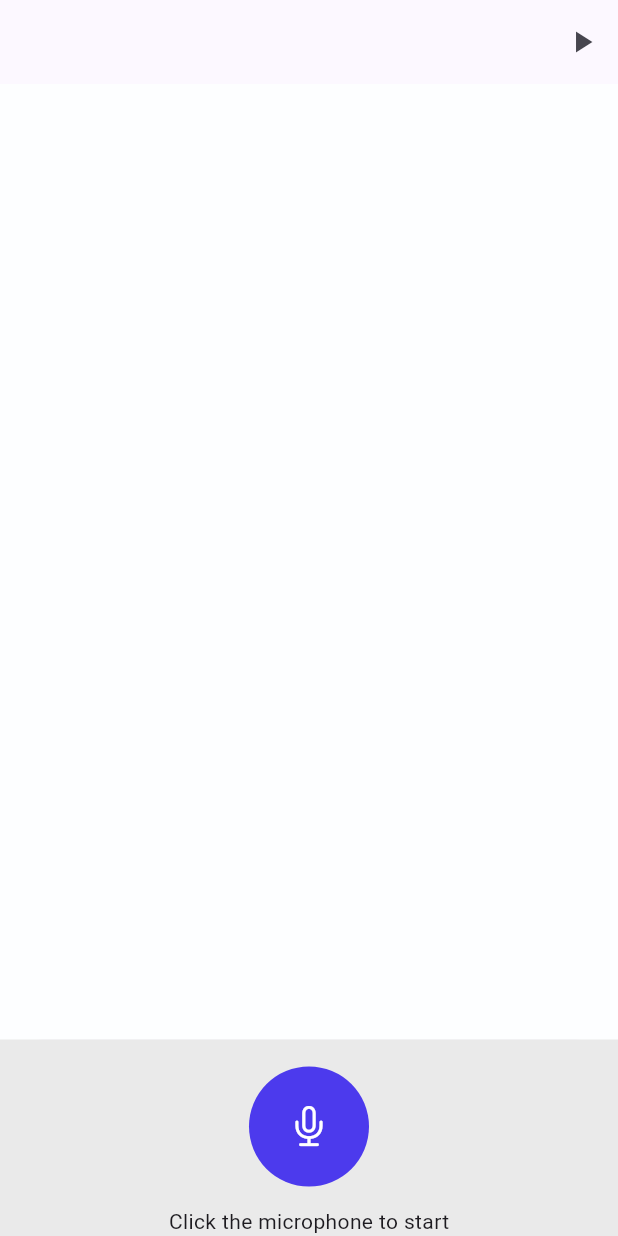
After one commit to AnikethMohan/mocker_ai, a Flutter app: the AIVoiceInterViewScreen screen opened by its route, on a phone screen of 412 x 824 dp. The commit adds this screen. Run offline on Flutter 3.47's test engine with Material 3 defaults, Android fonts, the phone set to English and light mode, and no system bars; our stand-ins replace dotted_border, file_picker, firebase_ai, firebase_core, flutter_tts, get and 2 more; missing offline and left inert: dart:html, syncfusion_flutter_pdf; accounts and stored records are empty.

Commit message:
added interview screen

```diff
--- a/lib/Common/Theme/app_colors.dart
+++ b/lib/Common/Theme/app_colors.dart
@@ -2,6 +2,7 @@ import 'package:flutter/material.dart';
 
 class AppColors {
   static const Color primaryBlue = Color(0xff4c3aed);
+  static const Color disabledBlue = Color(0xffA69DF7);
   static Color grey = Colors.grey[400] ?? Colors.grey;
   static Color subTitleColor = Colors.grey[500] ?? Colors.grey;
   static const Color mintGreen = Color(0xff34BE86);
--- /dev/null
+++ b/lib/app/AIVoiceInterViewScreen/view/ai_voice_interview_view.dart
@@ -0,0 +1,180 @@
+import 'package:flutter/cupertino.dart';
+import 'package:flutter/foundation.dart' show kIsWeb;
+import 'package:flutter/material.dart';
+import 'package:get/get.dart';
+import 'package:mocker_ai/Common/Theme/app_colors.dart';
+import 'package:mocker_ai/app/AIVoiceInterViewScreen/controller/interview_controller.dart';
+import 'package:mocker_ai/app/AIVoiceInterViewScreen/widget/chat_bubble.dart';
+
+class AIVoiceInterViewScreen extends StatefulWidget {
+  const AIVoiceInterViewScreen({super.key});
+
+  @override
+  State<AIVoiceInterViewScreen> createState() => _AIVoiceInterViewScreenState();
+}
+
+class _AIVoiceInterViewScreenState extends State<AIVoiceInterViewScreen> {
+  final InterviewController controller = Get.put(InterviewController());
+  final TextEditingController _textController = TextEditingController();
+
+  @override
+  Widget build(BuildContext context) {
+    return Scaffold(
+      backgroundColor: Color(0xffFDFEFF),
+      appBar: AppBar(
+        // title: const Text('AI Voice Interview'),
+        actions: [
+          Obx(() {
+            if (controller.state.value == InterviewState.idle ||
+                controller.state.value == InterviewState.finished) {
+              return IconButton(
+                icon: const Icon(Icons.play_arrow),
+                onPressed: () => controller.startInterview(),
+              );
+            } else {
+              return IconButton(
+                icon: const Icon(Icons.stop),
+                onPressed: () => controller.endInterview(),
+              );
+            }
+          }),
+        ],
+      ),
+      body: Column(
+        children: [
+          Expanded(
+            child: Obx(() {
+              return ListView.builder(
+                itemCount: controller.conversationHistory.length,
+                padding: EdgeInsets.only(bottom: 100),
+                itemBuilder: (context, index) {
+                  final message = controller.conversationHistory[index];
+                  final isUser = message.startsWith("You:");
+                  return ChatBubble(
+                    message: isUser
+                        ? message.substring(4)
+                        : message.substring(3),
+                    isUser: isUser,
+                  );
+                },
+              );
+            }),
+          ),
+          Obx(() {
+            return Padding(
+              padding: const EdgeInsets.all(8.0),
+              child: Text(
+                _getStatusText(controller.state.value),
+                style: const TextStyle(fontWeight: FontWeight.bold),
+              ),
+            );
+          }),
+          if (kIsWeb) _buildWebInput(),
+        ],
+      ),
+      bottomSheet: Obx(
+        () => Container(
+          color: Color(0xffEAEAEA),
+          padding: EdgeInsets.only(top: 10),
+          width: double.infinity,
+          child: Column(
+            mainAxisSize: MainAxisSize.min,
+            children: [
+              IconButton(
+                onPressed: () {},
+                icon: AnimatedContainer(
+                  duration: Duration(milliseconds: 100),
+                  height: 80,
+                  width: 80,
+                  decoration: BoxDecoration(
+                    shape: BoxShape.circle,
+                    color:
+                        controller.state.value == InterviewState.speaking ||
+                            controller.state.value ==
+                                InterviewState.initializing
+                        ? AppColors.disabledBlue
+                        : AppColors.primaryBlue,
+                  ),
+
+                  child: Icon(
+                    CupertinoIcons.mic,
+                    size: 30,
+                    color: Colors.white,
+                  ),
+                ),
+              ),
+              SizedBox(height: 5),
+              controller.state.value == InterviewState.speaking
+                  ? Column(
+                      children: [
+                        Text(
+                          'Interviewer is speaking...',
+                          style: TextStyle(color: AppColors.primaryBlue),
+                        ),
+                        Text('Please wait', style: TextStyle(fontSize: 12)),
+                      ],
+                    )
+                  : controller.state.value == InterviewState.idle
+                  ? Text('Click the microphone to start')
+                  : SizedBox(),
+            ],
+          ),
+        ),
+      ),
+    );
+  }
+
+  Widget _buildWebInput() {
+    return Obx(() {
+      if (controller.state.value == InterviewState.typing) {
+        return Padding(
+          padding: const EdgeInsets.all(8.0),
+          child: Row(
+            children: [
+              Expanded(
+                child: TextField(
+                  controller: _textController,
+                  decoration: const InputDecoration(
+                    hintText: "Type your answer here...",
+                  ),
+                  onSubmitted: (text) {
+                    controller.processAnswer(text);
+                    _textController.clear();
+                  },
+                ),
+              ),
+              IconButton(
+                icon: const Icon(Icons.send),
+                onPressed: () {
+                  controller.processAnswer(_textController.text);
+                  _textController.clear();
+                },
+              ),
+            ],
+          ),
+        );
+      } else {
+        return const SizedBox.shrink();
+      }
+    });
+  }
+
+  String _getStatusText(InterviewState state) {
+    switch (state) {
+      case InterviewState.idle:
+        return "Press play to start the interview.";
+      case InterviewState.initializing:
+        return "Initializing...";
+      case InterviewState.speaking:
+        return "AI is speaking...";
+      case InterviewState.listening:
+        return "Listening...";
+      case InterviewState.typing:
+        return "Type your answer below.";
+      case InterviewState.processing:
+        return "Processing...";
+      case InterviewState.finished:
+        return "Interview finished.";
+    }
+  }
+}
--- a/lib/routes/routes_name.dart
+++ b/lib/routes/routes_name.dart
@@ -1,3 +1,4 @@
 class RoutesName {
   static const String home = '/';
+  static const String aiVoiceInterview = '/ai-voice-interview';
 }
--- a/lib/routes/routes_pages.dart
+++ b/lib/routes/routes_pages.dart
@@ -1,6 +1,7 @@
 import 'package:get/instance_manager.dart';
-import 'package:get/state_manager.dart';
 import 'package:go_router/go_router.dart';
+import 'package:mocker_ai/app/AIVoiceInterViewScreen/controller/interview_controller.dart';
+import 'package:mocker_ai/app/AIVoiceInterViewScreen/view/ai_voice_interview_view.dart';
 import 'package:mocker_ai/app/UploadResumePage/controller/resume_controller.dart';
 import 'package:mocker_ai/app/UploadResumePage/view/upload_resume_view.dart';
 import 'package:mocker_ai/routes/routes_name.dart';
@@ -11,7 +12,14 @@ final appRouter = GoRouter(
       path: RoutesName.home,
       builder: (context, state) {
         Get.lazyPut(() => ResumeController());
-        return UploadResumeView();
+        return const UploadResumeView();
+      },
+    ),
+    GoRoute(
+      path: RoutesName.aiVoiceInterview,
+      builder: (context, state) {
+        Get.lazyPut(() => InterviewController());
+        return const AIVoiceInterViewScreen();
       },
     ),
   ],
--- a/pubspec.yaml
+++ b/pubspec.yaml
@@ -41,6 +41,9 @@ dependencies:
   syncfusion_flutter_pdf: ^31.2.15
   file_picker: ^10.3.7
   get: ^4.7.3
+  flutter_tts: ^4.2.3
+  speech_to_text: ^7.3.0
+  permission_handler: ^12.0.1
 
 dev_dependencies:
   flutter_test:
```
Also changed, not shown: lib/app/AIVoiceInterViewScreen/controller/interview_controller.dart (added, +144 -0 lines), lib/app/AIVoiceInterViewScreen/widget/chat_bubble.dart (added, +38 -0 lines), lib/app/UploadResumePage/view/mobile/job_description_widget.dart (+32 -1 lines), pubspec.lock, 5 other files.
